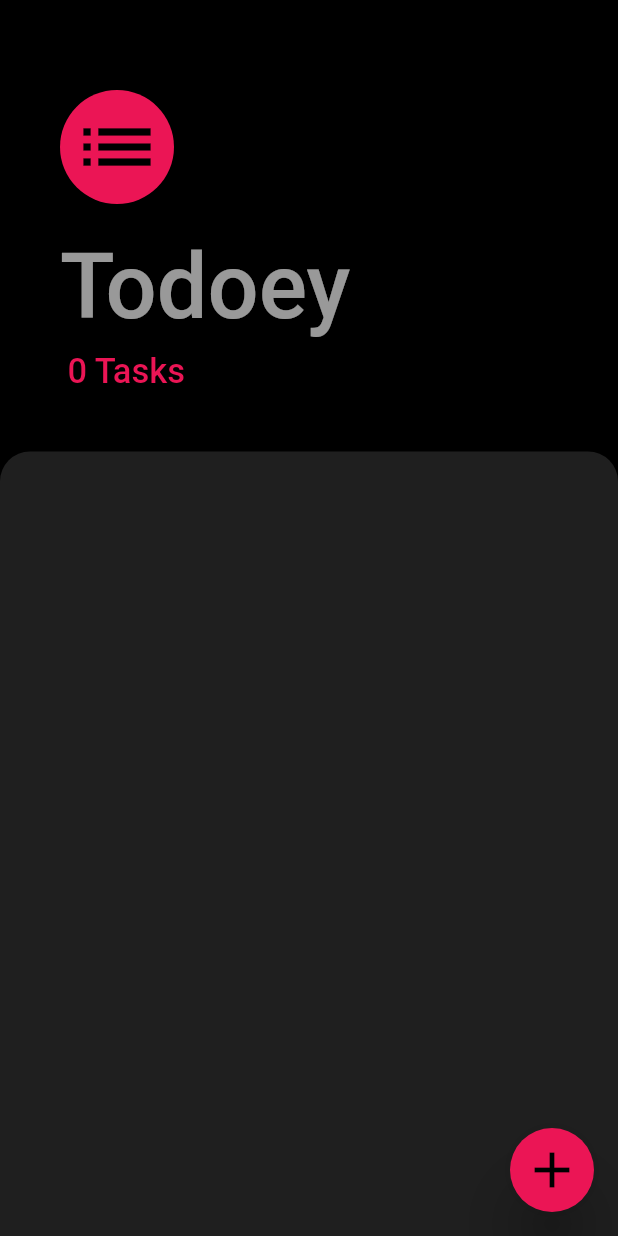
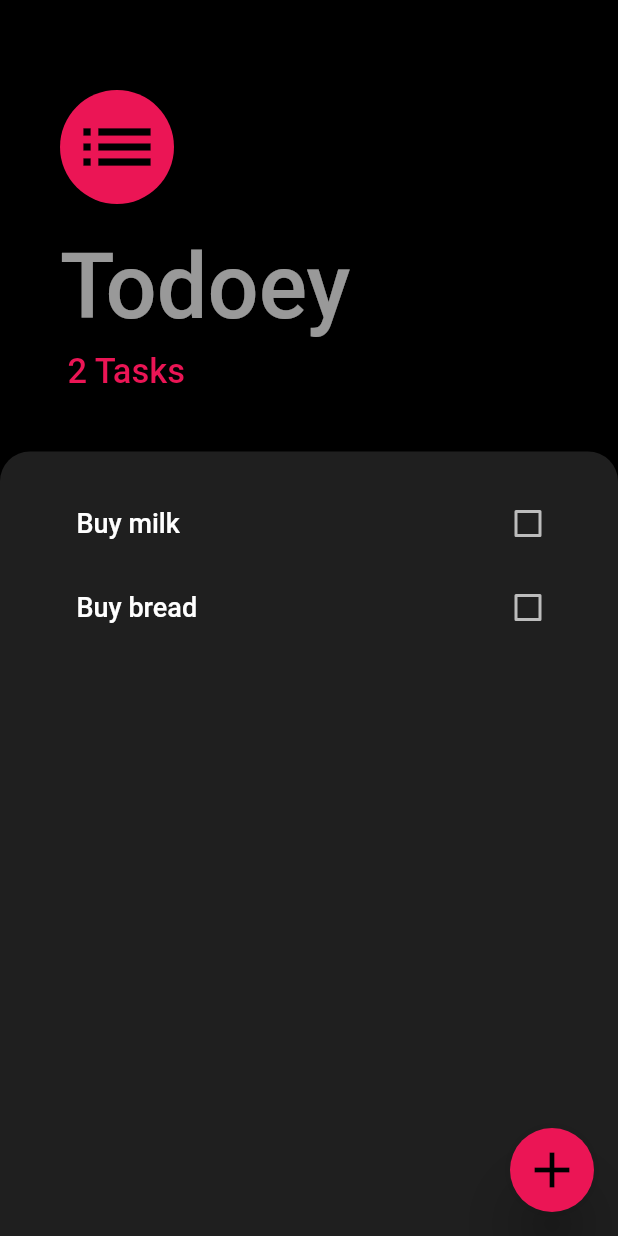
Before and after one commit to rtpa25/todo, a Flutter app: the screen it shows after launch, on a phone screen of 412 x 824 dp. Run offline on Flutter 3.47's test engine with Material 2 defaults, Android fonts, the phone set to English and light mode, and no system bars.

Commit message:
Used the provider package for state managment but need to figure out the bug that is crashing the list view qhen we add a new task

```diff
--- a/lib/components/task_list.dart
+++ b/lib/components/task_list.dart
@@ -1,31 +1,27 @@
 import 'package:flutter/material.dart';
+import 'package:provider/provider.dart';
 import 'package:todo/components/task_tile.dart';
-import 'package:todo/models/task.dart';
+import 'package:todo/models/task_data.dart';
 
-class TaskList extends StatefulWidget {
-  final List<Task> taskList;
-  TaskList({this.taskList});
-
-  @override
-  _TaskListState createState() => _TaskListState();
-}
-
-class _TaskListState extends State<TaskList> {
+class TaskList extends StatelessWidget {
   @override
   Widget build(BuildContext context) {
-    return ListView.builder(
-      itemBuilder: (context, index) {
-        return TaskTile(
-          taskTitle: widget.taskList[index].name,
-          isChecked: widget.taskList[index].isDone,
-          checkBoxCallback: (checkBoxState) {
-            setState(() {
-              widget.taskList[index].toggleDone();
-            });
+    return Consumer<TaskData>(
+      builder: (context, taskData, child) {
+        return ListView.builder(
+          itemBuilder: (context, index) {
+            final task = taskData.tasks[index];
+            return TaskTile(
+              taskTitle: task.name,
+              isChecked: task.isDone,
+              checkBoxCallback: (checkBoxState) {
+                taskData.updateTask(task);
+              },
+            );
           },
+          itemCount: taskData.taskCount,
         );
       },
-      itemCount: widget.taskList.length,
     );
   }
 }
--- a/lib/main.dart
+++ b/lib/main.dart
@@ -1,5 +1,7 @@
 import 'package:flutter/material.dart';
+import 'package:provider/provider.dart';
 import 'screens/task_screen.dart';
+import 'package:todo/models/task_data.dart';
 
 void main() {
   runApp(TodoApp());
@@ -8,12 +10,15 @@ void main() {
 class TodoApp extends StatelessWidget {
   @override
   Widget build(BuildContext context) {
-    return MaterialApp(
-      theme: ThemeData.dark().copyWith(
-        accentColor: Color(0xFFEB1555),
+    return ChangeNotifierProvider<TaskData>(
+      create: (context) => TaskData(),
+      child: MaterialApp(
+        theme: ThemeData.dark().copyWith(
+          accentColor: Color(0xFFEB1555),
+        ),
+        debugShowCheckedModeBanner: false,
+        home: TasksScreen(),
       ),
-      debugShowCheckedModeBanner: false,
-      home: TasksScreen(),
     );
   }
 }
--- /dev/null
+++ b/lib/models/task_data.dart
@@ -0,0 +1,28 @@
+import 'task.dart';
+import 'package:flutter/material.dart';
+import 'dart:collection';
+
+class TaskData extends ChangeNotifier {
+  List<Task> _tasks = [
+    Task(name: 'Buy milk'),
+    Task(name: 'Buy bread'),
+  ];
+  UnmodifiableListView<Task> get tasks {
+    return UnmodifiableListView(_tasks);
+  }
+
+  int get taskCount {
+    return _tasks.length;
+  }
+
+  void addTask(String newTaskTitle) {
+    final newTask = Task(name: newTaskTitle);
+    _tasks.add(newTask);
+    notifyListeners();
+  }
+
+  void updateTask(Task task) {
+    task.toggleDone();
+    notifyListeners();
+  }
+}
--- a/lib/screens/task_screen.dart
+++ b/lib/screens/task_screen.dart
@@ -1,15 +1,10 @@
 import 'package:flutter/material.dart';
 import 'package:todo/components/task_list.dart';
-import 'package:todo/models/task.dart';
+import 'package:todo/models/task_data.dart';
 import 'add_task_page.dart';
+import 'package:provider/provider.dart';
 
-class TasksScreen extends StatefulWidget {
-  @override
-  _TasksScreenState createState() => _TasksScreenState();
-}
-
-class _TasksScreenState extends State<TasksScreen> {
-  List<Task> tasks = [];
+class TasksScreen extends StatelessWidget {
   @override
   Widget build(BuildContext context) {
     return SafeArea(
@@ -31,12 +26,7 @@ class _TasksScreenState extends State<TasksScreen> {
                 child: Container(
                   padding: EdgeInsets.only(
                       bottom: MediaQuery.of(context).viewInsets.top),
-                  child: AddTaskScreen((newTaskTitle) {
-                    setState(() {
-                      tasks.add(Task(name: newTaskTitle));
-                      Navigator.pop(context);
-                    });
-                  }),
+                  child: AddTaskScreen(),
                 ),
               ),
             );
@@ -76,7 +66,7 @@ class _TasksScreenState extends State<TasksScreen> {
             Padding(
               padding: const EdgeInsets.fromLTRB(45, 8, 0, 40),
               child: Text(
-                tasks.length.toString() + ' Tasks',
+                Provider.of<TaskData>(context).taskCount.toString() + ' Tasks',
                 style: TextStyle(
                   fontSize: 23,
                   color: Color(0xFFEB1555),
@@ -96,7 +86,7 @@ class _TasksScreenState extends State<TasksScreen> {
                 width: double.infinity,
                 child: Padding(
                   padding: const EdgeInsets.fromLTRB(35, 20, 20, 20),
-                  child: TaskList(taskList: tasks),
+                  child: TaskList(),
                 ),
               ),
             ),
--- a/pubspec.yaml
+++ b/pubspec.yaml
@@ -28,6 +28,7 @@ dependencies:
   # The following adds the Cupertino Icons font to your application.
   # Use with the CupertinoIcons class for iOS style icons.
   cupertino_icons: ^1.0.2
+  provider: ^5.0.0
 
 dev_dependencies:
   flutter_test:
```
Also changed, not shown: lib/screens/add_task_page.dart (+5 -5 lines), pubspec.lock.
